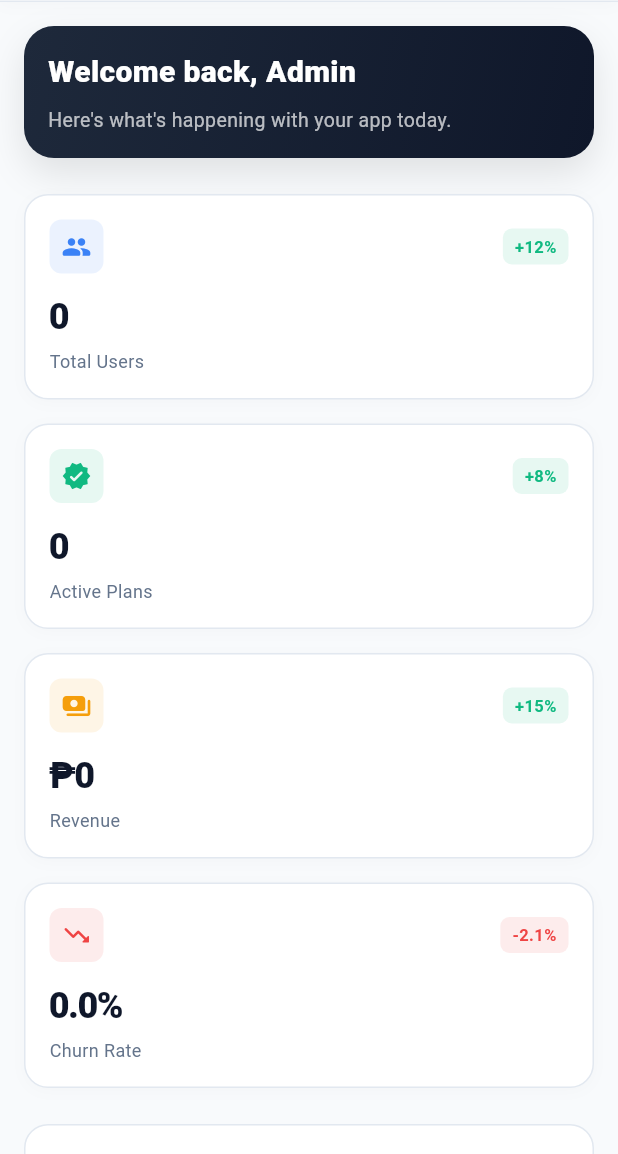
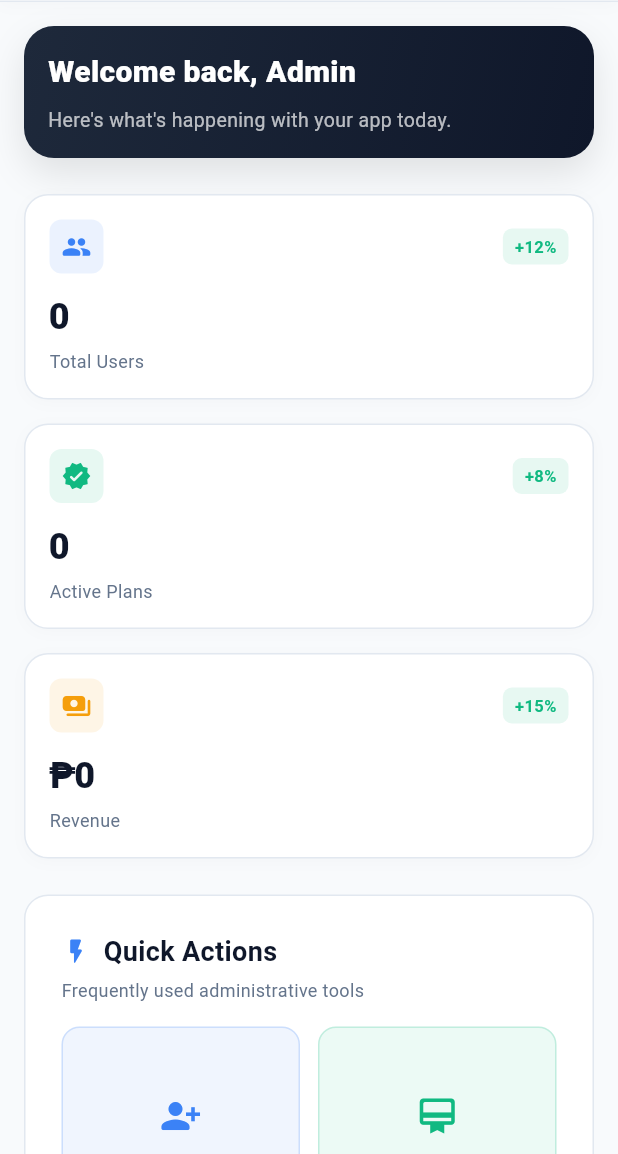
Before and after one commit to Skurttttt/makeup-ai-capstone, a Flutter app: the AdminScreenNew screen opened directly, on a phone screen of 412 x 824 dp, the part 82-1236 px from its top. Run offline on Flutter 3.47's test engine with Material 3 defaults, Android fonts, the light colour scheme and no system bars; our stand-ins replace camera, fl_chart, flutter_animate, flutter_dotenv, geocoding, geolocator and 6 more; missing offline and left inert: barcode, dart:html, file_selector, google_mlkit_face_detection; accounts and stored records are empty.

Commit message:
fix: remove trial status from subscriptions; fix system health active count

```diff
--- a/lib/screens/admin_dashboard_section.dart
+++ b/lib/screens/admin_dashboard_section.dart
@@ -73,15 +73,6 @@ class _AdminDashboardSectionState extends State<AdminDashboardSection> {
           0,
           (sum, s) => sum + ((s['amount_paid'] as num?)?.toDouble() ?? 0),
         );
-        final churnRate = totalUsers > 0
-            ? ((subscriptions
-                            .where((s) => s['status'] == 'expired')
-                            .length /
-                        totalUsers) *
-                    100)
-                .toStringAsFixed(1)
-            : '0.0';
-
         return SingleChildScrollView(
           padding: EdgeInsets.all(_sectionPadding),
           child: Column(
@@ -108,13 +99,7 @@ class _AdminDashboardSectionState extends State<AdminDashboardSection> {
                       Icons.payments_rounded,
                       AdminTheme.warningColor,
                       '+15%'),
-                  buildKpiCard(
-                      context,
-                      'Churn Rate',
-                      '$churnRate%',
-                      Icons.trending_down_rounded,
-                      AdminTheme.dangerColor,
-                      '-2.1%'),
+
                 ],
               ),
               const SizedBox(height: 24),
@@ -356,9 +341,13 @@ class _AdminDashboardSectionState extends State<AdminDashboardSection> {
   // ==================== SYSTEM HEALTH ====================
 
   Widget _buildSystemHealth(List<dynamic> users, List<dynamic> subs) {
+    final activeSubUserIds = subs
+        .where((s) => s['status'] == 'active')
+        .map((s) => s['user_id']?.toString())
+        .whereType<String>()
+        .toSet();
     final activeUsers = users
-        .where((u) =>
-            (u['is_active'] == true) || (u['status']?.toString() == 'active'))
+        .where((u) => activeSubUserIds.contains(u['id']?.toString()))
         .length;
     final activeSubs = subs.where((s) => s['status'] == 'active').length;
 
--- a/lib/screens/admin_profits_section.dart
+++ b/lib/screens/admin_profits_section.dart
@@ -303,7 +303,6 @@ class _AdminProfitsSectionState extends State<AdminProfitsSection> {
 
     final statusColors = {
       'active': AdminTheme.successColor,
-      'trial': AdminTheme.accentColor,
       'paused': AdminTheme.warningColor,
       'past_due': AdminTheme.dangerColor,
       'expired': AdminTheme.textSecondary,
@@ -312,7 +311,6 @@ class _AdminProfitsSectionState extends State<AdminProfitsSection> {
 
     final statusIcons = {
       'active': Icons.check_circle_rounded,
-      'trial': Icons.hourglass_top_rounded,
       'paused': Icons.pause_circle_rounded,
       'past_due': Icons.warning_rounded,
       'expired': Icons.cancel_rounded,
```
Also changed, not shown: lib/screens/admin_subscriptions_section.dart (+0 -16 lines).
